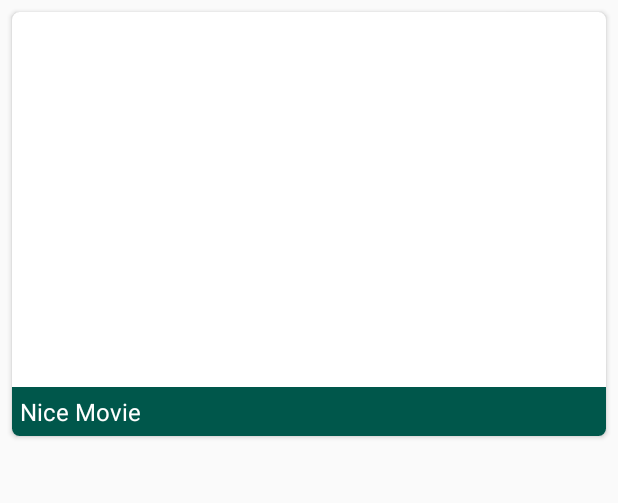
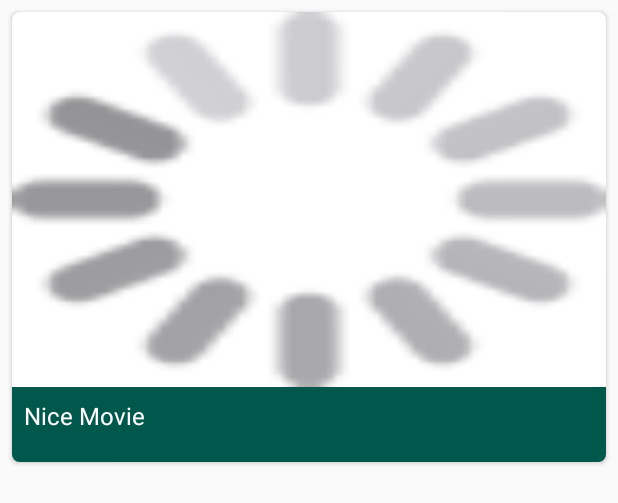
Before and after one commit to Asafv/PagingTmdb, an Android app: the layout movie_item.xml on its own in the app's theme, with its tools: preview values and no code run, on a phone screen of 412 x 824 dp. Shown: the top 503 px of the screen. Run offline under Robolectric (Android 15) with nearby library versions, the phone set to English and light mode, and no system bars.

Commit message:
Use BoundaryCallback to load movies from network.
Use Room as single source of truth

```diff
--- a/app/src/main/java/com/bartovapps/pagingtmdb/data/persistance/MoviesDao.kt
+++ b/app/src/main/java/com/bartovapps/pagingtmdb/data/persistance/MoviesDao.kt
@@ -8,7 +8,7 @@ import com.bartovapps.pagingtmdb.network.model.response.Movie
 interface MoviesDao {
 
 
-    @Query("SELECT * FROM movies ORDER BY vote_average ASC")
+    @Query("SELECT * FROM movies ORDER BY page ASC")
     fun allItemsName(): DataSource.Factory<Int, Movie>
 
     @Insert(onConflict = OnConflictStrategy.REPLACE)
--- a/app/src/main/java/com/bartovapps/pagingtmdb/screens/main/MainActivity.kt
+++ b/app/src/main/java/com/bartovapps/pagingtmdb/screens/main/MainActivity.kt
@@ -31,8 +31,8 @@ class MainActivity : AppCompatActivity() {
     }
 
     private fun setViewModel() {
-        viewModel = ViewModelProviders.of(this, ViewModelFactory()).get(MainViewModel::class.java)
+        viewModel = ViewModelProviders.of(this, ViewModelFactory(applicationContext)).get(MainViewModel::class.java)
         viewModel.moviesPagedList.observe(this,
-            Observer<PagedList<Movie>> { t -> adapter.submitList(t) })
+            Observer<PagedList<MovieListItem>> { t -> adapter.submitList(t) })
     }
 }
--- a/app/src/main/java/com/bartovapps/pagingtmdb/screens/main/MainViewModel.kt
+++ b/app/src/main/java/com/bartovapps/pagingtmdb/screens/main/MainViewModel.kt
@@ -6,8 +6,7 @@ import android.arch.paging.PagedList
 import com.bartovapps.pagingtmdb.data.Repository
 import com.bartovapps.pagingtmdb.network.model.response.Movie
 
-class MainViewModel(val repository: Repository) : ViewModel() {
+class MainViewModel(repository: Repository) : ViewModel() {
 
-    val moviesPagedList : LiveData<PagedList<Movie>> = repository.moviesList
-
+    val moviesPagedList : LiveData<PagedList<MovieListItem>> = repository.moviesList
 }
--- /dev/null
+++ b/app/src/main/java/com/bartovapps/pagingtmdb/screens/main/MovieListItem.kt
@@ -0,0 +1,3 @@
+package com.bartovapps.pagingtmdb.screens.main
+
+data class MovieListItem(val id : Int, val title : String, val voteAverage: Double, val posterPath: String, val page: Int)
--- a/app/src/main/java/com/bartovapps/pagingtmdb/screens/main/ViewModelFactory.kt
+++ b/app/src/main/java/com/bartovapps/pagingtmdb/screens/main/ViewModelFactory.kt
@@ -2,18 +2,20 @@ package com.bartovapps.pagingtmdb.screens.main
 
 import android.arch.lifecycle.ViewModel
 import android.arch.lifecycle.ViewModelProvider
+import android.content.Context
 import com.bartovapps.pagingtmdb.data.Repository
 import com.bartovapps.pagingtmdb.network.ApiService
 import android.icu.lang.UCharacter.GraphemeClusterBreak.T
+import com.bartovapps.pagingtmdb.data.persistance.AppDatabase
 import com.bartovapps.pagingtmdb.network.model.response.ApiResponse
 
 
-class ViewModelFactory : ViewModelProvider.Factory {
+class ViewModelFactory(val context: Context) : ViewModelProvider.Factory {
 
     override fun <T : ViewModel?> create(modelClass: Class<T>): T {
          if (modelClass.isAssignableFrom(MainViewModel::class.java)) {
              ApiService.newInstance()?.let {
-                 return MainViewModel(Repository(it.getEndPoint())) as T
+                 return MainViewModel(Repository(it.getEndPoint(), AppDatabase.getInstance(context = context)?.moviesDao())) as T
              }
         }
         throw IllegalArgumentException("Unknown ViewModel class");
--- a/app/src/main/res/layout/movie_item.xml
+++ b/app/src/main/res/layout/movie_item.xml
@@ -16,20 +16,36 @@
                    android:layout_width="0dp"
                    android:layout_height="250dp"
                    android:scaleType="fitXY"
+                   android:src="@drawable/progress_image"
+                   app:layout_constraintBottom_toTopOf="@+id/item_footer"
                    app:layout_constraintTop_toTopOf="parent"
                    app:layout_constraintStart_toStartOf="parent"
                    app:layout_constraintEnd_toEndOf="parent"/>
 
+
+        <android.support.constraint.ConstraintLayout
+                android:id="@+id/item_footer"
+                android:layout_width="0dp"
+                android:layout_height="50dp"
+                android:background="@color/colorPrimaryDark"
+                app:layout_constraintStart_toStartOf="parent"
+                app:layout_constraintEnd_toEndOf="parent"
+                app:layout_constraintBottom_toBottomOf="parent"
+        android:padding="8dp">
+
             <TextView android:id="@+id/movie_title"
-                  android:layout_width="0dp"
+                      android:layout_width="wrap_content"
                       android:layout_height="wrap_content"
-                  android:padding="5dp"
                       android:text="Nice Movie"
                       android:textColor="#ffffff"
+                      app:layout_constraintHorizontal_bias="0"
                       android:textAppearance="?attr/textAppearanceListItem"
-                  android:background="@color/colorPrimaryDark"
-                  app:layout_constraintTop_toBottomOf="@+id/movieImage"
+                      android:maxLines="1"
+                      android:ellipsize="end"
+                      app:layout_constraintTop_toTopOf="parent"
                       app:layout_constraintStart_toStartOf="parent"
                       app:layout_constraintEnd_toEndOf="parent"/>
+
+        </android.support.constraint.ConstraintLayout>
     </android.support.constraint.ConstraintLayout>
 </android.support.v7.widget.CardView>
```
Also changed, not shown: app/src/main/java/com/bartovapps/pagingtmdb/data/AppBoundaryCallback.kt (added, +56 -0 lines), app/src/main/java/com/bartovapps/pagingtmdb/data/Repository.kt (+14 -7 lines), app/src/main/java/com/bartovapps/pagingtmdb/network/model/response/Movie.kt (+21 -16 lines), app/src/main/java/com/bartovapps/pagingtmdb/screens/main/MoviesPagedAdapter.kt (+17 -15 lines). Lines whose indentation alone changed are shown as unchanged.
